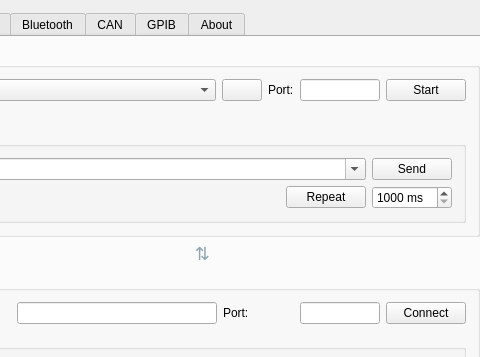
First picture: the form in mainwindow.ui, repository rookiepeng/comm-test, before the edit; both pictures show x 99 to 579 and y 0 to 357 of the 922 by 540 pixel window.
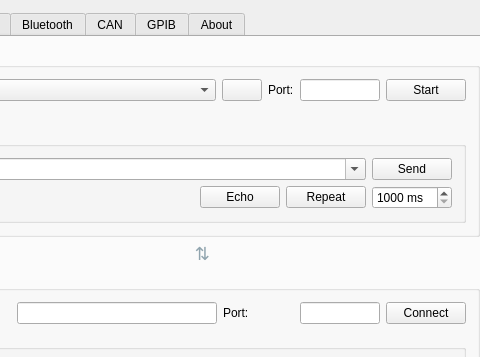
Second picture: the form after the edit. Icons and pictures are not drawn.

Commit message: Add TCP Echo and unify message logging

Patch:
```diff
--- a/mainwindow.ui
+++ b/mainwindow.ui
@@ -181,6 +181,16 @@
                   </property>
                  </spacer>
                 </item>
+                <item>
+                 <widget class="QPushButton" name="checkBoxTcpServerEcho">
+                  <property name="text">
+                   <string>Echo</string>
+                  </property>
+                  <property name="checkable">
+                   <bool>true</bool>
+                  </property>
+                 </widget>
+                </item>
                 <item>
                  <widget class="QPushButton" name="checkBoxTcpServerSendTimer">
                   <property name="text">
```
The commit also changes 1 other file.
